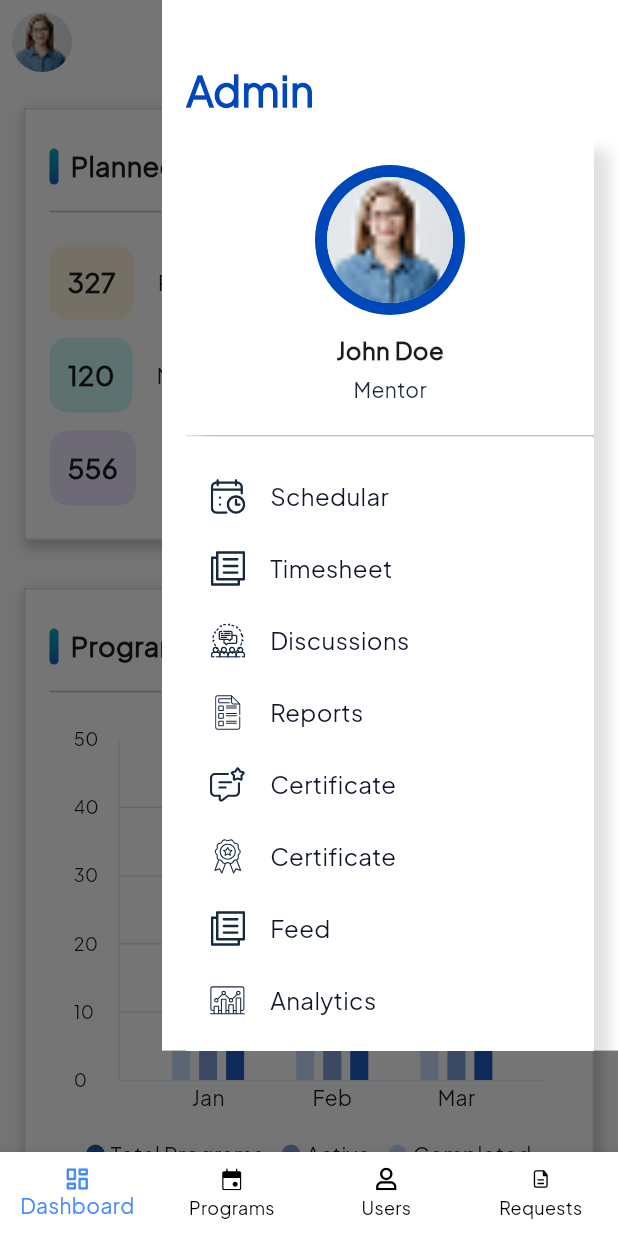
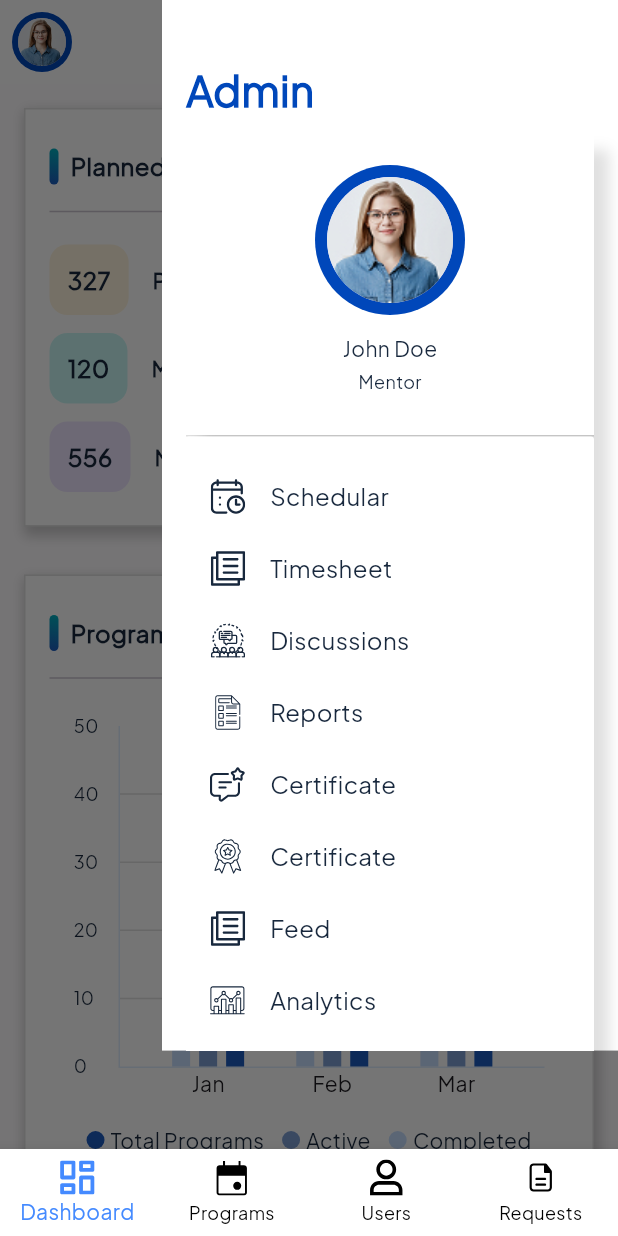
Before and after one commit to S-yuvaraj03/DataTerrain, a Flutter app: the screen it shows after launch, after a tap on an icon or button, on a phone screen of 412 x 824 dp. Run offline on Flutter 3.47's test engine with Material 3 defaults, Android fonts, the phone set to English and light mode, and no system bars; drawn by our look-alikes of fl_chart; our stand-ins replace flutter_svg.

Commit message:
final correction done

```diff
--- a/lib/core/constants/app_assets.dart
+++ b/lib/core/constants/app_assets.dart
@@ -1,6 +1,6 @@
 class AppAssets {
-  static const String avatar = 'assets/avatar.png';
-  static const String link = 'assets/icons/link.svg';
+  static const String avatar = 'assets/avatar.jpg';
+  static const String link = 'assets/icons/link.png';
   static const String search = 'assets/icons/search.svg';
   static const String user = 'assets/icons/users.svg';
   static const String analytics = 'assets/icons/analytics.svg';
--- a/lib/core/utili/theme/app_color.dart
+++ b/lib/core/utili/theme/app_color.dart
@@ -20,4 +20,5 @@ class AppColor {
   static const Color piechart3 = Color(0xFF1D5BBF);
   static const Color piechart4 = Color(0xFFD4E6FF);
   static const Color tablecolor = Color(0xFFD9E4F2);
+  static const Color mainblackcolor = Color(0xFF18283D);
 }
--- a/lib/core/utili/theme/app_styles.dart
+++ b/lib/core/utili/theme/app_styles.dart
@@ -1,28 +1,71 @@
 import 'package:dataterrain/core/utili/theme/app_color.dart';
 import 'package:flutter/material.dart';
-import 'package:flutter/widgets.dart';
 
 class AppStyle {
-  static const TextStyle _style = TextStyle(
+  static const TextStyle _baseStyle = TextStyle(
     fontFamily: 'PlusJakartaSans',
     color: AppColor.textPrimary,
   );
 
-  final TextStyle styleNormal = _style.copyWith(
+  // Font sizes
+  static const double fontSize24 = 24.0;
+  static const double fontSize16 = 16.0;
+  static const double fontSize14 = 14.0;
+  static const double fontSize12 = 12.0;
+
+  // Text styles with font sizes
+  static final TextStyle styleBold24 = _baseStyle.copyWith(
+    fontWeight: FontWeight.bold,
+    fontSize: fontSize24,
+  );
+
+  static final TextStyle styleNormal24 = _baseStyle.copyWith(
     fontWeight: FontWeight.normal,
+    fontSize: fontSize24,
   );
-  final TextStyle stylew400 = _style.copyWith(
+
+  static final TextStyle styleNormal16 = _baseStyle.copyWith(
+    fontWeight: FontWeight.normal,
+    fontSize: fontSize16,
+  );
+
+  static final TextStyle styleNormal14 = _baseStyle.copyWith(
+    fontWeight: FontWeight.normal,
+    fontSize: fontSize14,
+  );
+
+  static final TextStyle styleNormal12 = _baseStyle.copyWith(
+    fontWeight: FontWeight.normal,
+    fontSize: fontSize12,
+  );
+
+  static final TextStyle styleW400_16 = _baseStyle.copyWith(
     fontWeight: FontWeight.w400,
+    fontSize: fontSize16,
   );
-  final TextStyle stylew600 = _style.copyWith(
+
+  static final TextStyle styleW400_14 = _baseStyle.copyWith(
+    fontWeight: FontWeight.w400,
+    fontSize: fontSize14,
+  );
+
+  static final TextStyle styleW600_16 = _baseStyle.copyWith(
     fontWeight: FontWeight.w600,
+    fontSize: fontSize16,
   );
-  final TextStyle stylew300 = _style.copyWith(
-    fontWeight: FontWeight.w300,
+
+  static final TextStyle styleW600_14 = _baseStyle.copyWith(
+    fontWeight: FontWeight.w600,
+    fontSize: fontSize14,
   );
-  final TextStyle styleBold = _style.copyWith(
+
+  static final TextStyle styleBold16 = _baseStyle.copyWith(
     fontWeight: FontWeight.bold,
+    fontSize: fontSize16,
   );
-  static const double fontSize = 16.0;
-  final double fontSizeSmall = 12.0;
+
+  static final TextStyle styleBold14 = _baseStyle.copyWith(
+    fontWeight: FontWeight.bold,
+    fontSize: fontSize14,
+  );
 }
--- a/lib/features/dashboard/page/dashboard_view.dart
+++ b/lib/features/dashboard/page/dashboard_view.dart
@@ -1,7 +1,6 @@
 
+import 'package:dataterrain/widgets/appbar.dart';
 import 'package:flutter/material.dart';
-import 'package:flutter_svg/flutter_svg.dart';
-import '../../../core/constants/app_assets.dart';
 import '../../../widgets/drawer.dart';
 import '../widgets/planned_programs.dart';
 import '../widgets/program_mode_metrices.dart';
@@ -17,60 +16,9 @@ class DashboardScreen extends StatelessWidget {
   Widget build(BuildContext context) {
     final double Kheight = MediaQuery.of(context).size.height;
     return Scaffold(
-      endDrawer: KDrawer(),
+      endDrawer: const KDrawer(),
       backgroundColor: Colors.white70,
-      appBar: AppBar(
-        backgroundColor: Colors.white,
-        leading: Padding(
-          padding: const EdgeInsets.all(8.0),
-          child: GestureDetector(
-            onTap: () {
-              // Handle tap
-            },
-            child: ClipOval(
-              child: Image.asset(
-                AppAssets.avatar,
-                width: 40,
-                height: 40,
-                fit: BoxFit.cover, // Ensures proper scaling
-              ),
-            ),
-          ),
-        ),
-        actions: [
-          IconButton(
-            icon: SvgPicture.asset(
-              AppAssets.search,
-              semanticsLabel: 'Search Image',
-              height: 36,
-              width: 36,
-            ),
-            onPressed: () {},
-          ),
-          IconButton(
-            icon: SvgPicture.asset(
-              AppAssets.notification,
-              semanticsLabel: 'notification Image',
-              height: 36,
-              width: 36,
-            ),
-            onPressed: () {},
-          ),
-          Builder(
-            builder: (context) => IconButton(
-              onPressed: () {
-                Scaffold.of(context).openEndDrawer();
-              },
-              icon: SvgPicture.asset(
-                AppAssets.menu,
-                semanticsLabel: 'Menu Image',
-                height: 20,
-                width: 20,
-              ),
-            ),
-          ),
-        ],
-      ),
+      appBar: const KAppBar(),
       body: SingleChildScrollView(
         scrollDirection: Axis.vertical,
         child: Column(
--- a/lib/features/dashboard/widgets/chart_detailes_lable.dart
+++ b/lib/features/dashboard/widgets/chart_detailes_lable.dart
@@ -31,14 +31,14 @@ class ChartLable extends StatelessWidget {
         ),
         Text(
           lable,
-          style: style.stylew400,
+          style: AppStyle.styleW600_14,
         ),
         const SizedBox(
           width: AppSpacing.spacing20x,
         ),
         Text(
           value,
-          style: style.styleBold,
+          style: AppStyle.styleW600_16,
         ),
       ],
     );
--- a/lib/features/dashboard/widgets/planned_programs.dart
+++ b/lib/features/dashboard/widgets/planned_programs.dart
@@ -2,6 +2,7 @@
 import 'package:flutter/material.dart';
 import '../../../core/constants/app_text.dart';
 import '../../../core/utili/theme/app_color.dart';
+import '../../../core/utili/theme/app_styles.dart';
 import '../../../widgets/app_buttons.dart';
 import '../../../widgets/custom_cards.dart';
 
@@ -40,10 +41,9 @@ Widget _buildItem(String count, String label, Color color) {
       ),
       child: Text(
         count,
-        style: const TextStyle(fontSize: 18, fontWeight: FontWeight.bold),
+        style: AppStyle.styleBold16),
       ),
-    ),
     const SizedBox(width: 16),
-    Text(label),
+    Text(label, style: AppStyle.styleW600_14,),
   ]);
 }
--- a/lib/features/dashboard/widgets/program_status_metrics.dart
+++ b/lib/features/dashboard/widgets/program_status_metrics.dart
@@ -1,4 +1,5 @@
 
+import 'package:dataterrain/core/utili/theme/app_styles.dart';
 import 'package:flutter/material.dart';
 import 'package:fl_chart/fl_chart.dart';
 import '../../../core/constants/app_assets.dart';
@@ -40,7 +41,7 @@ class ProgramStatusMetricsWidget extends StatelessWidget {
                         getTitlesWidget: (value, meta) {
                           return Text(
                             "${value.toInt()}",
-                            style: const TextStyle(fontSize: 12),
+                            style: AppStyle.styleNormal12,
                           );
                         },
                       ),
@@ -153,7 +154,7 @@ class ProgramStatusMetricsWidget extends StatelessWidget {
           ),
         ),
         const SizedBox(width: 4),
-        Text(text),
+        Text(text, style: AppStyle.styleW400_14,),
       ],
     );
   }
--- a/lib/features/dashboard/widgets/top_mentorstable.dart
+++ b/lib/features/dashboard/widgets/top_mentorstable.dart
@@ -1,5 +1,4 @@
 import 'package:flutter/material.dart';
-import 'package:flutter_svg/flutter_svg.dart';
 import '../../../core/constants/app_assets.dart';
 import '../../../core/constants/app_text.dart';
 import '../../../core/utili/theme/app_color.dart';
@@ -96,12 +95,10 @@ class _TopMentorsState extends State<TopMentors> {
 
     return ShadowMorphCard(
         appBarTitle: AppTexts.topMentors,
-        trailing: Container(
-          child: SvgPicture.asset(
-            AppAssets.link,
-            height: 24,
-            width: 24,
-          ),
+        trailing: SizedBox(
+          height: 25,
+          width: 25,
+          child: Image.asset(AppAssets.link),
         ),
         actionButton: Align(
           alignment: Alignment.topRight,
--- a/lib/features/dashboard/widgets/top_programtable.dart
+++ b/lib/features/dashboard/widgets/top_programtable.dart
@@ -4,12 +4,14 @@ import 'package:flutter/material.dart';
 import 'package:dataterrain/widgets/custom_cards.dart';
 import 'package:dataterrain/widgets/app_buttons.dart';
 
+import '../../../core/constants/app_assets.dart';
 import '../../../widgets/reusable_data_table.dart';
 
 class TopProgram extends StatefulWidget {
   const TopProgram({super.key});
 
   @override
+  // ignore: library_private_types_in_public_api
   _TopProgramState createState() => _TopProgramState();
 }
 
@@ -26,11 +28,41 @@ class _TopProgramState extends State<TopProgram> {
   ];
 
   final List<Map<String, dynamic>> tableData = [
-    {'Program Name': 'Leadership Growth', 'Category': 'Engineer', 'Created By': '(202) 555-0191', 'Rating': 'contact@creativehub.com', 'View': ''},
-    {'Program Name': 'Tech Mentorship', 'Category': 'Doctor', 'Created By': '(303) 555-0123', 'Rating': 'support@innovativeideas.com', 'View': ''},
-    {'Program Name': 'Career Guidance', 'Category': 'Artist', 'Created By': '(404) 555-0145', 'Rating': 'info@techsolutions.com', 'View': ''},
-    {'Program Name': 'Business Skills', 'Category': 'Chef', 'Created By': '(505) 555-0167', 'Rating': 'hello@designworld.com', 'View': ''},
-    {'Program Name': 'Soft Skills', 'Category': 'Teacher', 'Created By': '(606) 555-0189', 'Rating': 'team@futuretech.com', 'View': ''},
+    {
+      'Program Name': 'Leadership Growth',
+      'Category': 'Engineer',
+      'Created By': '(202) 555-0191',
+      'Rating': 'contact@creativehub.com',
+      'View': ''
+    },
+    {
+      'Program Name': 'Tech Mentorship',
+      'Category': 'Doctor',
+      'Created By': '(303) 555-0123',
+      'Rating': 'support@innovativeideas.com',
+      'View': ''
+    },
+    {
+      'Program Name': 'Career Guidance',
+      'Category': 'Artist',
+      'Created By': '(404) 555-0145',
+      'Rating': 'info@techsolutions.com',
+      'View': ''
+    },
+    {
+      'Program Name': 'Business Skills',
+      'Category': 'Chef',
+      'Created By': '(505) 555-0167',
+      'Rating': 'hello@designworld.com',
+      'View': ''
+    },
+    {
+      'Program Name': 'Soft Skills',
+      'Category': 'Teacher',
+      'Created By': '(606) 555-0189',
+      'Rating': 'team@futuretech.com',
+      'View': ''
+    },
   ];
 
   @override
@@ -60,10 +92,16 @@ class _TopProgramState extends State<TopProgram> {
   Widget build(BuildContext context) {
     double screenWidth = MediaQuery.of(context).size.width;
     double indicatorWidth = screenWidth * 0.8; // 80% of screen width
-    double indicatorStep = indicatorWidth / 5; // Divides into 5 steps (20% each)
+    double indicatorStep =
+        indicatorWidth / 5; // Divides into 5 steps (20% each)
 
     return ShadowMorphCard(
       appBarTitle: AppTexts.topPrograms,
+      trailing: SizedBox(
+        height: 25,
+        width: 25,
+        child: Image.asset(AppAssets.link),
+      ),
       actionButton: Align(
         alignment: Alignment.topRight,
         child: CustomInkWellButton(
@@ -98,7 +136,9 @@ class _TopProgramState extends State<TopProgram> {
                     left: scrollProgress *
                         (indicatorWidth - indicatorStep), // Moves in steps
                     child: Container(
-                      width: screenWidth <600? indicatorStep + 15 : indicatorStep + 150, // 4-inch wide moving bar
+                      width: screenWidth < 600
+                          ? indicatorStep + 15
+                          : indicatorStep + 150, // 4-inch wide moving bar
                       height: 4,
                       decoration: BoxDecoration(
                         color: Colors.black, // Active indicator color
--- /dev/null
+++ b/lib/widgets/appbar.dart
@@ -0,0 +1,68 @@
+import 'package:flutter/material.dart';
+import 'package:flutter_svg/flutter_svg.dart';
+
+import '../core/constants/app_assets.dart';
+
+class KAppBar extends StatelessWidget implements PreferredSizeWidget {
+  const KAppBar({super.key});
+
+  @override
+  Widget build(BuildContext context) {
+    return AppBar(
+      backgroundColor: Colors.white,
+      leading: Padding(
+        padding: const EdgeInsets.all(8.0),
+        child: GestureDetector(
+          onTap: () {
+            // Handle tap
+          },
+          child: const CircleAvatar(
+            radius: 30,
+            backgroundColor: Color(0xFF0047BA),
+            child: CircleAvatar(
+              radius: 16,
+              backgroundImage: AssetImage(AppAssets.avatar),
+            ),
+          ),
+        ),
+      ),
+      actions: [
+        IconButton(
+          icon: SvgPicture.asset(
+            AppAssets.search,
+            semanticsLabel: 'Search Image',
+            height: 36,
+            width: 36,
+          ),
+          onPressed: () {},
+        ),
+        IconButton(
+          icon: SvgPicture.asset(
+            AppAssets.notification,
+            semanticsLabel: 'Notification Image',
+            height: 36,
+            width: 36,
+          ),
+          onPressed: () {},
+        ),
+        Builder(
+          builder: (context) => IconButton(
+            onPressed: () {
+              Scaffold.of(context).openEndDrawer();
+            },
+            icon: SvgPicture.asset(
+              AppAssets.menu,
+              semanticsLabel: 'Menu Image',
+              height: 16,
+              width: 24,
+            ),
+          ),
+        ),
+      ],
+    );
+  }
+
+  // Implement preferredSize for AppBar
+  @override
+  Size get preferredSize => const Size.fromHeight(kToolbarHeight);
+}
--- a/lib/widgets/bottom_navigator.dart
+++ b/lib/widgets/bottom_navigator.dart
@@ -48,8 +48,8 @@ class _BottomNavigatorState extends State<BottomNavigator> {
             icon: SvgPicture.asset(
               AppAssets.dashboard,
               semanticsLabel: 'Dashboard Icon',
-              height: 15,
-              width: 15,
+              height: 24,
+              width: 24,
               color: _selectedIndex == 0 ? Colors.blueAccent : Colors.black,
             ),
             label: 'Dashboard',
@@ -58,8 +58,8 @@ class _BottomNavigatorState extends State<BottomNavigator> {
             icon: SvgPicture.asset(
               AppAssets.programs,
               semanticsLabel: 'Programs Icon',
-              height: 15,
-              width: 15,
+              height: 24,
+              width: 24,
               color: _selectedIndex == 1 ? Colors.blueAccent : Colors.black,
             ),
             label: 'Programs',
@@ -68,8 +68,8 @@ class _BottomNavigatorState extends State<BottomNavigator> {
             icon: SvgPicture.asset(
               AppAssets.user,
               semanticsLabel: 'Users Icon',
-              height: 15,
-              width: 15,
+              height: 24,
+              width: 24,
               color: _selectedIndex == 2 ? Colors.blueAccent : Colors.black,
             ),
             label: 'Users',
@@ -78,8 +78,8 @@ class _BottomNavigatorState extends State<BottomNavigator> {
             icon: SvgPicture.asset(
               AppAssets.request,
               semanticsLabel: 'requests Icon',
-              height: 15,
-              width: 15,
+              height: 24,
+              width: 24,
               color: _selectedIndex == 3 ? Colors.blueAccent : Colors.black,
             ),
             label: 'Requests',
--- a/lib/widgets/custom_cards.dart
+++ b/lib/widgets/custom_cards.dart
@@ -1,6 +1,8 @@
 import 'package:dataterrain/core/utili/theme/app_color.dart';
 import 'package:dataterrain/core/utili/theme/app_spacing.dart';
 import 'package:flutter/material.dart';
+
+import '../core/utili/theme/app_styles.dart';
 
 class ShadowMorphCard extends StatelessWidget {
   final String appBarTitle;
@@ -58,10 +60,7 @@ class ShadowMorphCard extends StatelessWidget {
                     const SizedBox(width: 8),
                     Text(
                       appBarTitle,
-                      style: const TextStyle(
-                        fontSize: 18,
-                        fontWeight: FontWeight.bold,
-                      ),
+                      style: AppStyle.styleBold16,
                     ),
                     if (trailing != null) ...[
                       const SizedBox(
--- a/lib/widgets/drawer.dart
+++ b/lib/widgets/drawer.dart
@@ -5,6 +5,8 @@ import 'package:dataterrain/core/utili/theme/app_spacing.dart';
 import 'package:dataterrain/widgets/drawer_header.dart';
 import 'package:flutter/material.dart';
 import 'package:flutter_svg/flutter_svg.dart';
+
+import '../core/utili/theme/app_styles.dart';
 
 class KDrawer extends StatelessWidget {
   const KDrawer({super.key});
@@ -113,10 +115,7 @@ class KDrawer extends StatelessWidget {
           const SizedBox(width: 16),
           Text(
             title,
-            style: const TextStyle(
-              fontSize: 16,
-              color: Color(0xFF0F172A),
-            ),
+            style: AppStyle.styleNormal16,
           ),
         ],
       ),
--- a/lib/widgets/drawer_header.dart
+++ b/lib/widgets/drawer_header.dart
@@ -24,14 +24,14 @@ class KDrawerHeader extends StatelessWidget {
             ),
           ),
           const SizedBox(height: 12),
-          const Text(
+          Text(
             'John Doe',
-            style: TextStyle(fontWeight: FontWeight.bold, fontSize: 16),
+            style: AppStyle.styleW400_14,
           ),
           const SizedBox(height: 4),
           Text(
             'Mentor',
-            style: AppStyle().styleNormal,
+            style: AppStyle.styleNormal12,
           ),
         ],
       ),
--- a/lib/widgets/program_metrics_card.dart
+++ b/lib/widgets/program_metrics_card.dart
@@ -6,6 +6,7 @@ import 'package:fl_chart/fl_chart.dart';
 import 'package:flutter/material.dart';
 import '../../../core/utili/theme/app_spacing.dart';
 import '../core/constants/app_assets.dart';
+import '../core/utili/theme/app_styles.dart';
 import '../features/dashboard/widgets/chart_detailes_lable.dart';
 
 class ProgramMetricsCard extends StatelessWidget {
@@ -50,20 +51,13 @@ class ProgramMetricsCard extends StatelessWidget {
                 Column(
                   mainAxisSize: MainAxisSize.min,
                   children: [
-                    const Text(
+                    Text(
                       AppTexts.totalPrograms,
-                      style: TextStyle(
-                        fontSize: 14,
-                        fontWeight: FontWeight.w500,
-                        color: Colors.black54,
-                      ),
+                      style: AppStyle.styleNormal14
                     ),
                     Text(
                       totalPrograms,
-                      style: const TextStyle(
-                        fontSize: 24,
-                        fontWeight: FontWeight.bold,
-                      ),
+                      style: AppStyle.styleNormal24
                     ),
                   ],
                 ),
```
Also changed, not shown: assets/avatar.jpg (added), assets/avatar.png, assets/icons/link.png (added), 1 other file.
